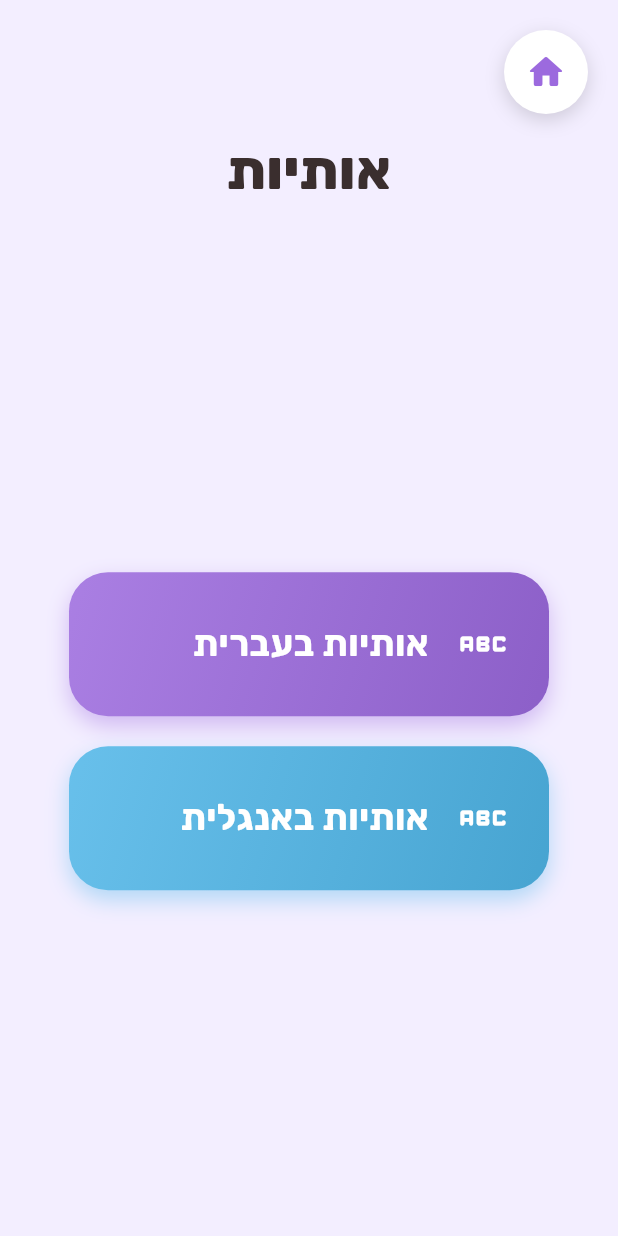
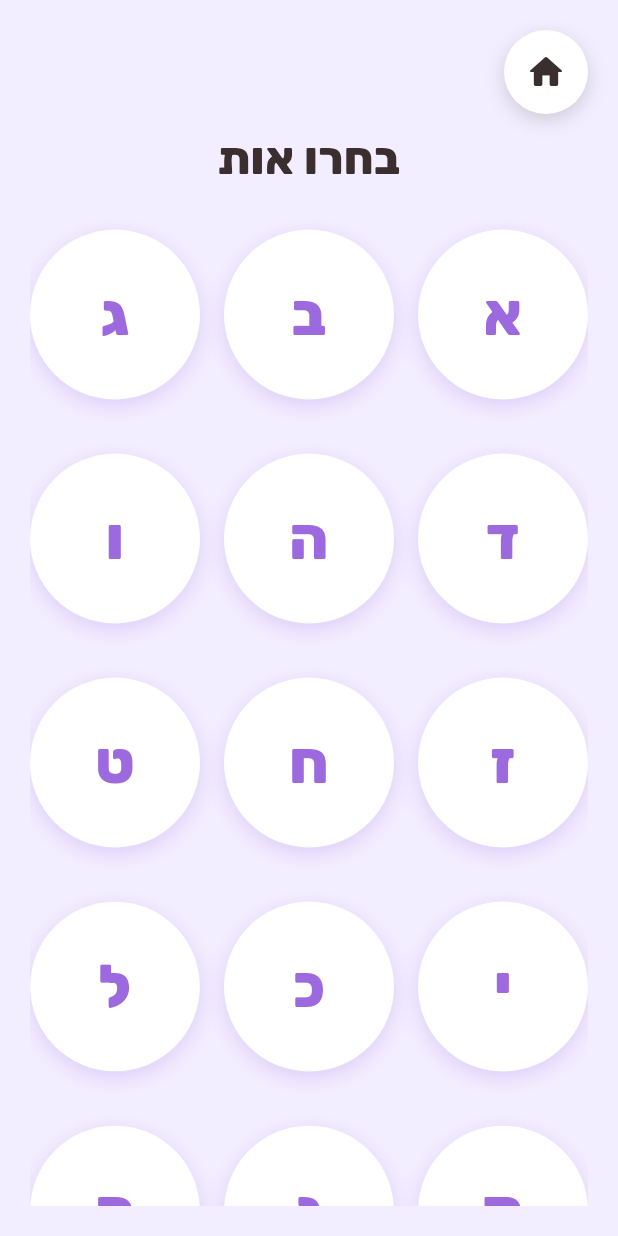
Before and after one commit to shirdagan/kids-learning-app, a Flutter app: the screen it shows after launch, after a tap on "English", after a tap on "עברית", after a tap on "אותיות", on a phone screen of 412 x 824 dp. Run offline on Flutter 3.47's test engine with Material 3 defaults, Android fonts, the phone set to English and light mode, and no system bars; our stand-ins replace audioplayers, flutter_tts.

Commit message:
Language-gate the Letters module; drill into a word; recording checklist
Per feedback:

- The Letters module no longer offers a manual choice between the
  Hebrew and English tracks. The home screen's Letters tile now goes
  straight to whichever track matches the app's current language
  (the same toggle used everywhere else) - Hebrew when the app is in
  Hebrew, English when it's in English. Removed the now-unused
  LettersMenuScreen and its strings.
- Tapping a vowel-point word on the Hebrew letter screen (e.g.
  "אַבָּא") now pushes a new big, dedicated screen for that word
  (symbol + illustration + word, spoken on entry, tap to replay) -
  instead of just playing the sound in place on the grid. Mirrors the
  grid-then-detail pattern already used for Colors/Animals.
- Hebrew letter clip keys switched from the raw niqqud symbol (hard
  to type as a filename) to an ASCII vowel id - patach/segol/hiriq/
  holam/shuruk - e.g. "letters_he_alef_patach.m4a". This was silently
  making real recordings impractical to add.
- Rewrote assets/audio/voice/README.md into a complete, in-repo
  recording checklist: every expected filename for all 110 Hebrew
  letter word/vowel combinations and for the Colors module (intro,
  name, and shared praise clips) - replacing a stale note pointing to
  "a brief sent in chat". Everything already defaults to TTS until a
  matching file is added, so recordings can be dropped in gradually
  with no code changes.

Co-Authored-By: Claude Sonnet 5 <noreply@anthropic.com>
Claude-Session: https://claude.ai/code/session_013ZvwJ51VjejuWM9PU4BFKN

```diff
--- a/kids_reading_app/lib/i18n/app_strings.dart
+++ b/kids_reading_app/lib/i18n/app_strings.dart
@@ -47,13 +47,6 @@ class AppStrings {
   static String chooseAnimalTitle(AppLanguage l) =>
       l.isHebrew ? 'בחרו חיה' : 'Choose an animal';
 
-  static String lettersMenuTitle(AppLanguage l) =>
-      l.isHebrew ? 'אותיות' : 'Letters';
-  static String hebrewLettersMenuItem(AppLanguage l) =>
-      l.isHebrew ? 'אותיות בעברית' : 'Hebrew Letters';
-  static String englishLettersMenuItem(AppLanguage l) =>
-      l.isHebrew ? 'אותיות באנגלית' : 'English Letters';
-
   static String whichAnimalPrompt(AppLanguage l) => l.isHebrew
       ? 'איזו חיה עושה את הקול הזה?'
       : 'Which animal made that sound?';
--- a/kids_reading_app/lib/models/hebrew_letter_concept.dart
+++ b/kids_reading_app/lib/models/hebrew_letter_concept.dart
@@ -32,6 +32,12 @@ class HebrewVowelForm {
   String get spoken => '$symbol. $word.';
 }
 
+/// מזהים באנגלית (ASCII) לחמש התנועות המלאות, לפי הסדר הקבוע שבו הן
+/// תמיד מופיעות ב-vowelForms של כל אות. משמשים לבניית שם קובץ הקלטה
+/// שאפשר להקליד בפועל (למשל "letters_he_alef_patach") - בניגוד לסימן
+/// הניקוד עצמו (כמו "אַ"), ששמיש לתצוגה אבל לא לשם קובץ.
+const kHebrewVowelIds = ['patach', 'segol', 'hiriq', 'holam', 'shuruk'];
+
 /// אות עברית יחידה שהאפליקציה מלמדת: הצורה של האות עצמה, וחמש
 /// הדוגמאות שמראות אותה עם כל אחת מהתנועות המלאות.
 class HebrewLetterConcept {
--- a/kids_reading_app/lib/screens/home_screen.dart
+++ b/kids_reading_app/lib/screens/home_screen.dart
@@ -1,5 +1,6 @@
 import 'package:flutter/material.dart';
 
+import '../i18n/app_language.dart';
 import '../i18n/app_strings.dart';
 import '../i18n/language_controller.dart';
 import '../navigation/fade_scale_route.dart';
@@ -11,7 +12,8 @@ import '../widgets/responsive_center.dart';
 import 'animals/animals_menu_screen.dart';
 import 'coming_soon_screen.dart';
 import 'colors/colors_menu_screen.dart';
-import 'letters/letters_menu_screen.dart';
+import 'letters/english_letters_screen.dart';
+import 'letters/hebrew_letters_screen.dart';
 
 /// מסך הפתיחה: כפתורים גדולים לכל מודול לימוד. רק מודול הצבעים פעיל
 /// כרגע, שאר המודולים מסומנים "בקרוב" ומובילים למסך שמור מקום.
@@ -56,9 +58,16 @@ class HomeScreen extends StatelessWidget {
         label: AppStrings.moduleLetters(l),
         icon: Icons.abc_rounded,
         color: const Color(0xFF9C6ADE),
-        onTap: () =>
-            Navigator.of(context)
-                .push(fadeScaleRoute(const LettersMenuScreen())),
+        // מסלול האותיות תלוי לגמרי בשפת האפליקציה הנוכחית: כשהשפה
+        // עברית נכנסים ישר לאלף-בית, וכשהיא אנגלית נכנסים ישר ל-ABC -
+        // בלי מסך בחירה, כי זה כבר לא באמת בחירה חופשית של המשתמש.
+        onTap: () => Navigator.of(context).push(
+          fadeScaleRoute(
+            l == AppLanguage.hebrew
+                ? const HebrewLettersScreen()
+                : const EnglishLettersScreen(),
+          ),
+        ),
       ),
       ModuleTile(
         label: AppStrings.moduleWords(l),
--- a/kids_reading_app/lib/screens/letters/letters_menu_screen.dart
+++ /dev/null
@@ -1,141 +0,0 @@
-import 'package:flutter/material.dart';
-
-import '../../i18n/app_strings.dart';
-import '../../i18n/language_controller.dart';
-import '../../navigation/fade_scale_route.dart';
-import '../../theme/app_theme.dart';
-import '../../widgets/bounce_in.dart';
-import '../../widgets/responsive_center.dart';
-import '../../widgets/round_icon_button.dart';
-import '../../widgets/tap_scale.dart';
-import 'english_letters_screen.dart';
-import 'hebrew_letters_screen.dart';
-
-/// תפריט מודול האותיות: בחירה בין מסלול עברי (אלף-בית) למסלול אנגלי
-/// (ABC) - שני סטים שונים לגמרי, כל אחד עם התוכן והכיוון שלו.
-class LettersMenuScreen extends StatelessWidget {
-  const LettersMenuScreen({super.key});
-
-  @override
-  Widget build(BuildContext context) {
-    final l = LanguageScope.of(context).value;
-
-    return Scaffold(
-      backgroundColor: const Color(0xFFF3EEFF),
-      body: SafeArea(
-        child: Padding(
-          padding: const EdgeInsets.all(20),
-          child: ResponsiveCenter(
-            child: Column(
-              children: [
-                Row(
-                  children: [
-                    RoundIconButton(
-                      icon: Icons.home_rounded,
-                      iconColor: const Color(0xFF9C6ADE),
-                      onTap: () => Navigator.of(context).pop(),
-                    ),
-                    const Spacer(),
-                  ],
-                ),
-                const SizedBox(height: 12),
-                BounceIn(
-                  child: Text(
-                    AppStrings.lettersMenuTitle(l),
-                    style: const TextStyle(
-                      fontSize: 36,
-                      fontWeight: FontWeight.w800,
-                    ),
-                  ),
-                ),
-                const SizedBox(height: 32),
-                Expanded(
-                  child: Column(
-                    mainAxisAlignment: MainAxisAlignment.center,
-                    children: [
-                      _MenuCard(
-                        label: AppStrings.hebrewLettersMenuItem(l),
-                        icon: Icons.abc_rounded,
-                        color: const Color(0xFF9C6ADE),
-                        onTap: () => Navigator.of(context)
-                            .push(fadeScaleRoute(const HebrewLettersScreen())),
-                      ),
-                      const SizedBox(height: 20),
-                      _MenuCard(
-                        label: AppStrings.englishLettersMenuItem(l),
-                        icon: Icons.abc_rounded,
-                        color: AppTheme.secondary,
-                        onTap: () => Navigator.of(context)
-                            .push(fadeScaleRoute(const EnglishLettersScreen())),
-                      ),
-                    ],
-                  ),
-                ),
-              ],
-            ),
-          ),
-        ),
-      ),
-    );
-  }
-}
-
-class _MenuCard extends StatelessWidget {
-  const _MenuCard({
-    required this.label,
-    required this.icon,
-    required this.color,
-    required this.onTap,
-  });
-
-  final String label;
-  final IconData icon;
-  final Color color;
-  final VoidCallback onTap;
-
-  @override
-  Widget build(BuildContext context) {
-    return TapScale(
-      onTap: onTap,
-      child: Container(
-        width: 320,
-        constraints: const BoxConstraints(minHeight: AppTheme.minTouchTarget),
-        padding: const EdgeInsets.symmetric(horizontal: 24, vertical: 20),
-        decoration: BoxDecoration(
-          gradient: LinearGradient(
-            begin: Alignment.topLeft,
-            end: Alignment.bottomRight,
-            colors: [
-              Color.lerp(color, Colors.white, 0.14)!,
-              Color.lerp(color, Colors.black, 0.1)!,
-            ],
-          ),
-          borderRadius: BorderRadius.circular(26),
-          boxShadow: [
-            BoxShadow(
-              color: color.withValues(alpha: 0.4),
-              blurRadius: 12,
-              offset: const Offset(0, 6),
-            ),
-          ],
-        ),
-        child: Row(
-          children: [
-            Icon(icon, color: Colors.white, size: 40),
-            const SizedBox(width: 16),
-            Expanded(
-              child: Text(
-                label,
-                style: const TextStyle(
-                  color: Colors.white,
-                  fontSize: 24,
-                  fontWeight: FontWeight.w700,
-                ),
-              ),
-            ),
-          ],
-        ),
-      ),
-    );
-  }
-}
```
Also changed, not shown: kids_reading_app/lib/screens/letters/hebrew_letter_detail_screen.dart (+15 -31 lines), kids_reading_app/lib/screens/letters/hebrew_vowel_form_detail_screen.dart (added, +155 -0 lines), 2 other files.
